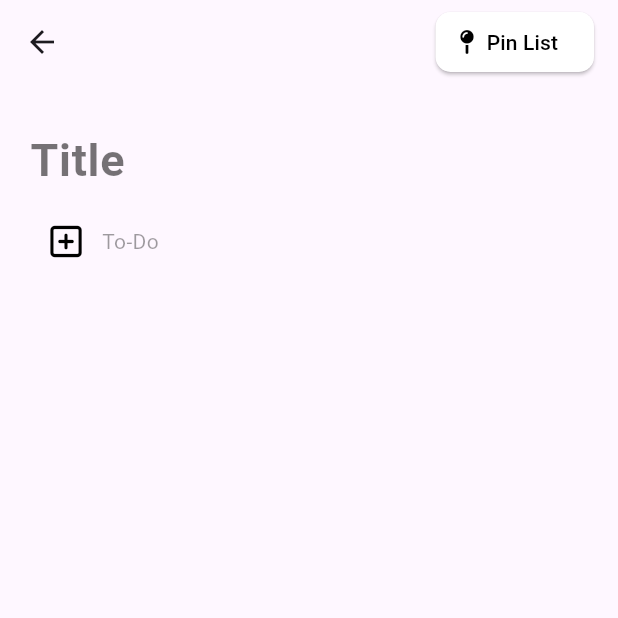
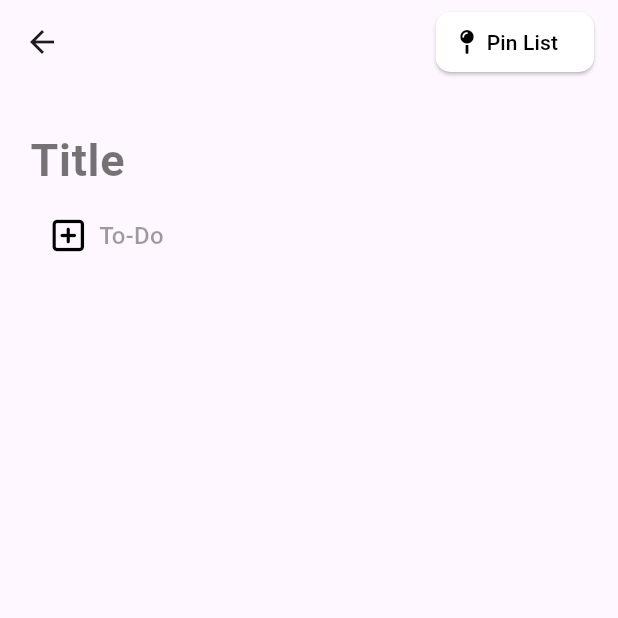
Before and after one commit to elsegeinyangie/To_Do_List_App, a Flutter app: the AddList screen opened directly with empty values, on a phone screen of 412 x 824 dp, the top half of it. Run offline on Flutter 3.47's test engine with Material 3 defaults, Android fonts, the phone set to English and light mode, and no system bars; our stand-ins replace font_awesome_flutter.

Commit message:
final commits

```diff
--- a/lib/pages/add_list.dart
+++ b/lib/pages/add_list.dart
@@ -78,38 +78,49 @@ class _AddListStates extends State<AddList> {
                 fontSize: 30.0,
                 color: Colors.black,
               ),
-              onSubmitted: (String value) {
+              onChanged: (String value) {
                 setState(() {
-                  titleText = textEditingController.text;
+                  textEditingController.text;
                 });
               },
               keyboardType: TextInputType.text,
             ),
             ...tasks,
-            Row(
-              children: [
-                IconButton(
-                  onPressed: () {
+            InkWell(
+              splashColor: Colors.transparent,
+              onTap: () {
                 setState(() {
                   SingleTask singleTask = SingleTask(title: '');
                   singleTaskLists.add(singleTask);
                   final TextEditingController controller =
                       TextEditingController();
                   controllers.add(controller);
-                      tasks.add(SingleTaskWidget(
+                  tasks.add(
+                    SingleTaskWidget(
                       controller: controller,
                       singleTask: singleTask,
-                      ));
+                    ),
+                  );
                 });
               },
-                  icon: const FaIcon(FontAwesomeIcons.squarePlus),
-                  color: Colors.black,
+              child: const Padding(
+                padding: EdgeInsets.only(left: 15.0, top: 8),
+                child: Row(
+                  children: [
+                    FaIcon(FontAwesomeIcons.squarePlus, color: Colors.black),
+                    SizedBox(
+                      width: 10,
                     ),
-                const Text(
+                    Text(
                       "To-Do",
-                  style: TextStyle(color: Colors.black38),
+                      style: TextStyle(
+                          color: Colors.black38,
+                          fontWeight: FontWeight.w500,
+                          fontSize: 16),
                     ),
                   ],
+                ),
+              ),
             ),
           ],
         ),
```
Also changed, not shown: lib/components/list_container_widget.dart (added, +61 -0 lines), lib/components/single_task_widget.dart (+25 -14 lines), lib/models/list_container_model.dart (+6 -1 lines), lib/pages/to_do_list.dart (+27 -19 lines). Lines whose indentation alone changed are shown as unchanged.
